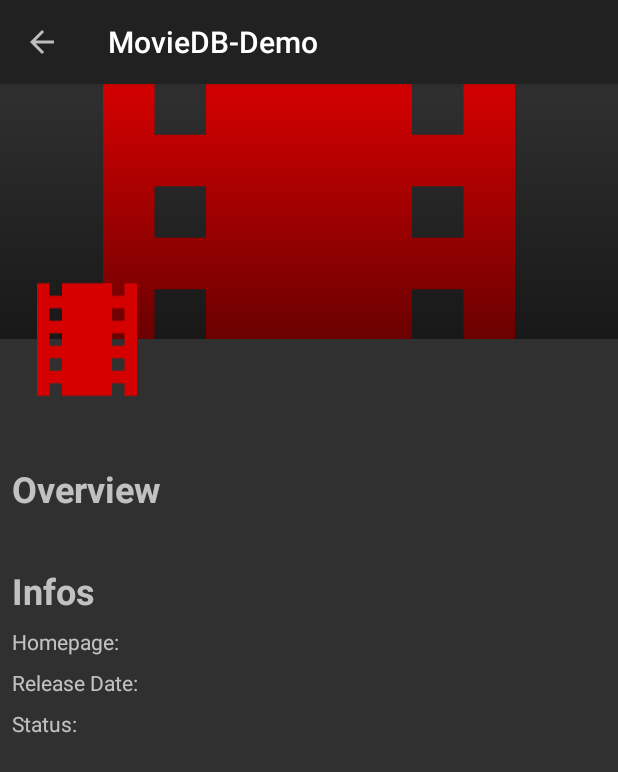
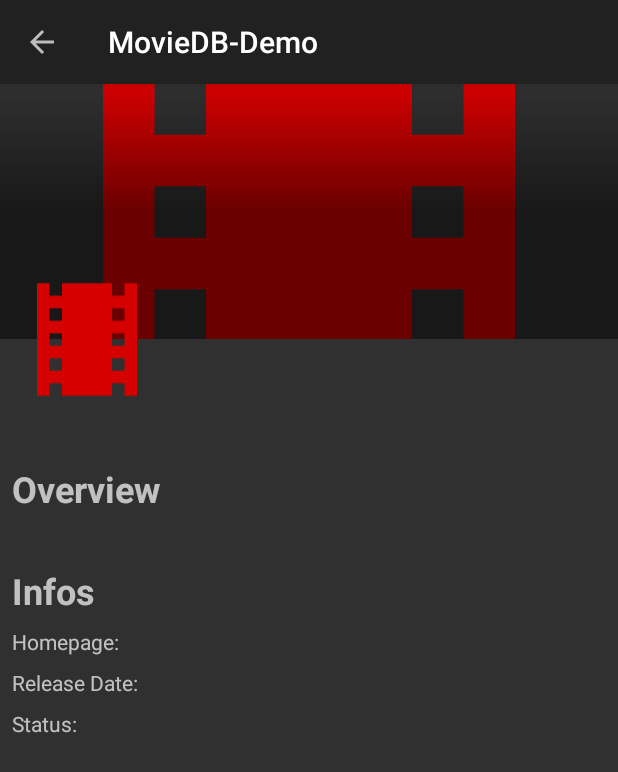
Before and after one commit to Tgo1014/MovieDB-Demo, an Android app: the MovieDetailsActivity screen opened directly, with no data from a screen before it, on a phone screen of 412 x 824 dp. Shown: the top 772 px of the screen. Run offline under Robolectric (Android 15) with nearby library versions, the phone set to English and light mode, and no system bars; network calls fail; pictures from the network do not load; 1 statement that could not run was skipped.

Commit message:
deleted unused resources and layout fix

```diff
--- a/app/src/main/java/tgo1014/moviedb_demo/ui/MovieDetailsActivity.java
+++ b/app/src/main/java/tgo1014/moviedb_demo/ui/MovieDetailsActivity.java
@@ -111,12 +111,12 @@ public class MovieDetailsActivity extends AppCompatActivity {
             if (movie.getHomepage() == null) detailActivityTvHomepageContent.setText("-");
 
             Glide.with(this)
-                    .load(RestClient.BASE_URL_POSTER_SIZE_342 + movie.getPosterPath())
+                    .load(RestClient.BASE_URL_POSTER_SIZE_500 + movie.getPosterPath())
                     .apply(new RequestOptions().placeholder(R.drawable.ic_movie_placeholder).centerCrop())
                     .apply(new RequestOptions().centerCrop())
                     .into(detailActivityIvHeader);
             Glide.with(this)
-                    .load(RestClient.BASE_URL_POSTER_SIZE_500 + movie.getPosterPath())
+                    .load(RestClient.BASE_URL_POSTER_SIZE_342 + movie.getPosterPath())
                     .apply(new RequestOptions().placeholder(R.drawable.ic_movie_placeholder).centerCrop())
                     .into(detailActivityIvPoster);
         }
--- a/app/src/main/res/drawable/gradient_black_transparent.xml
+++ b/app/src/main/res/drawable/gradient_black_transparent.xml
@@ -2,6 +2,7 @@
 <shape xmlns:android="http://schemas.android.com/apk/res/android">
     <gradient
         android:startColor="#00000000"
+        android:centerColor="#80000000"
         android:endColor="#80000000"
         android:angle="270"
         android:dither="true"
--- a/app/src/main/res/layout/activity_movie_details.xml
+++ b/app/src/main/res/layout/activity_movie_details.xml
@@ -102,6 +102,7 @@
                 android:layout_marginTop="8dp"
                 android:layout_marginEnd="8dp"
                 android:layout_marginRight="8dp"
+                app:layout_constraintEnd_toEndOf="parent"
                 app:layout_constraintStart_toStartOf="parent"
                 app:layout_constraintTop_toBottomOf="@+id/detail_activity_tv_overview"
                 tools:text="@tools:sample/lorem" />
@@ -114,7 +115,10 @@
                 android:layout_marginStart="8dp"
                 android:layout_marginLeft="8dp"
                 android:layout_marginTop="8dp"
+                android:layout_marginEnd="8dp"
+                android:layout_marginRight="8dp"
                 android:text="@string/str_infos"
+                app:layout_constraintEnd_toEndOf="parent"
                 app:layout_constraintStart_toStartOf="parent"
                 app:layout_constraintTop_toBottomOf="@+id/detail_activity_tv_overview_content" />
 
```
